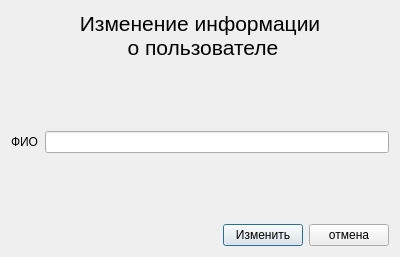
Charmpy/library-project, file users_change_dialog.ui: the form before one commit.
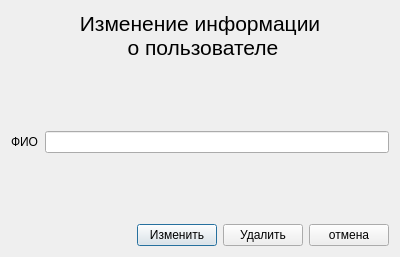
The form after the commit.

The edit to the form file:
```diff
--- a/users_change_dialog.ui
+++ b/users_change_dialog.ui
@@ -106,6 +106,13 @@
          </property>
         </widget>
        </item>
+       <item>
+        <widget class="QPushButton" name="delete_btn">
+         <property name="text">
+          <string>Удалить</string>
+         </property>
+        </widget>
+       </item>
        <item>
         <widget class="QPushButton" name="cancel_btn">
          <property name="text">
```
Left out of the diff: 9 changed lines with no effect on the pictures.
